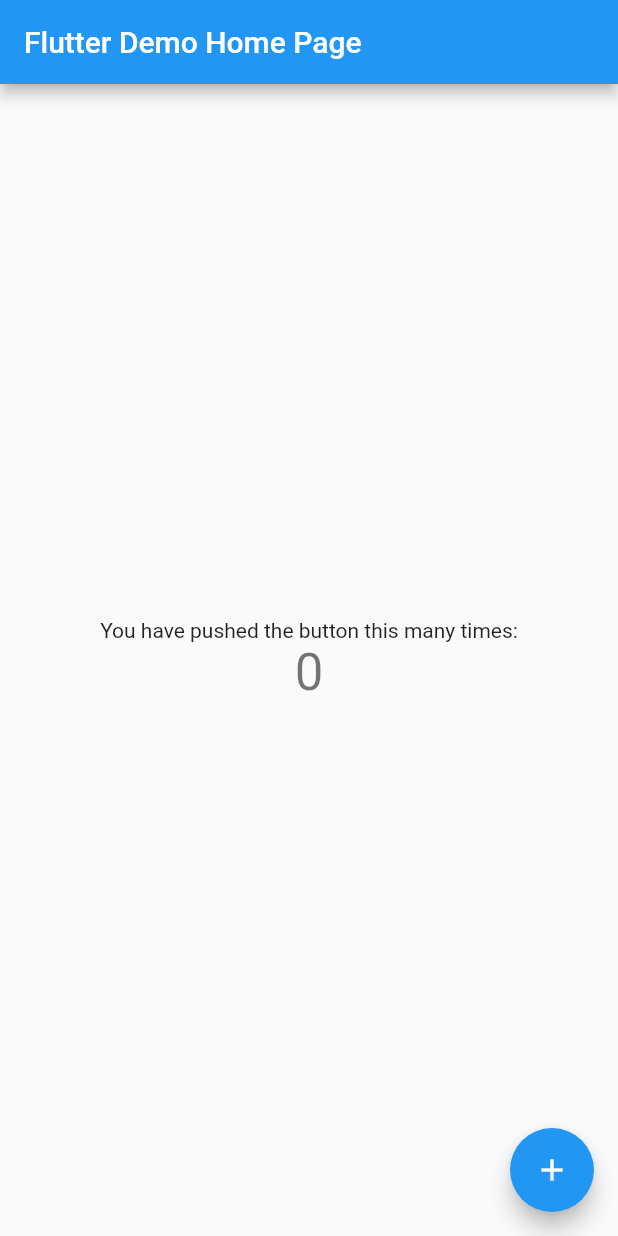
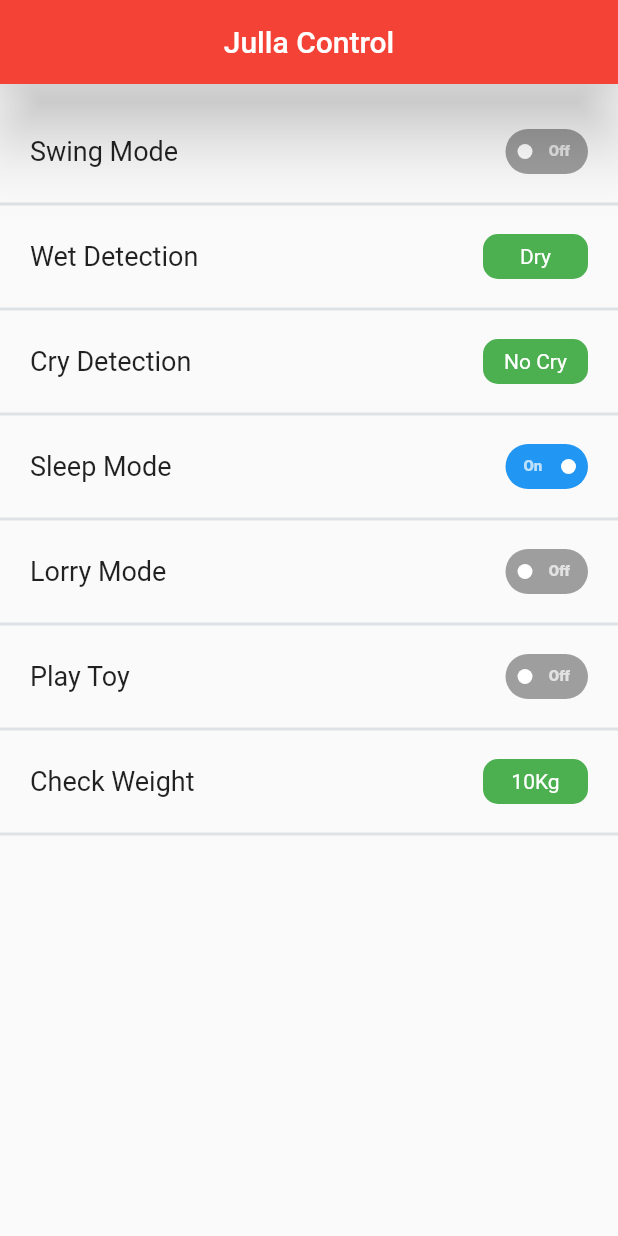
Before and after one commit to patil-gau/julla, a Flutter app: the screen it shows after launch, on a phone screen of 412 x 824 dp. Run offline on Flutter 3.47's test engine with Material 2 defaults, Android fonts, the phone set to English and light mode, and no system bars; drawn by our look-alikes of flutter_switch; our stand-ins replace splashscreen.

Commit message:
ui design completed

```diff
--- a/lib/main.dart
+++ b/lib/main.dart
@@ -1,4 +1,5 @@
 import 'package:flutter/material.dart';
+import 'package:julla/ui/SplashScreen.dart';
 
 void main() {
   runApp(const MyApp());
@@ -7,109 +8,11 @@
 class MyApp extends StatelessWidget {
   const MyApp({Key? key}) : super(key: key);
 
-  // This widget is the root of your application.
   @override
   Widget build(BuildContext context) {
     return MaterialApp(
-      title: 'Flutter Demo',
-      theme: ThemeData(
-        // This is the theme of your application.
-        //
-        // Try running your application with "flutter run". You'll see the
-        // application has a blue toolbar. Then, without quitting the app, try
-        // changing the primarySwatch below to Colors.green and then invoke
-        // "hot reload" (press "r" in the console where you ran "flutter run",
-        // or simply save your changes to "hot reload" in a Flutter IDE).
-        // Notice that the counter didn't reset back to zero; the application
-        // is not restarted.
-        primarySwatch: Colors.blue,
-      ),
-      home: const MyHomePage(title: 'Flutter Demo Home Page'),
+      title: "Julla",
+      home: SplashScreenPage(),
     );
   }
 }
-
-class MyHomePage extends StatefulWidget {
-  const MyHomePage({Key? key, required this.title}) : super(key: key);
-
-  // This widget is the home page of your application. It is stateful, meaning
-  // that it has a State object (defined below) that contains fields that affect
-  // how it looks.
-
-  // This class is the configuration for the state. It holds the values (in this
-  // case the title) provided by the parent (in this case the App widget) and
-  // used by the build method of the State. Fields in a Widget subclass are
-  // always marked "final".
-
-  final String title;
-
-  @override
-  State<MyHomePage> createState() => _MyHomePageState();
-}
-
-class _MyHomePageState extends State<MyHomePage> {
-  int _counter = 0;
-
-  void _incrementCounter() {
-    setState(() {
-      // This call to setState tells the Flutter framework that something has
-      // changed in this State, which causes it to rerun the build method below
-      // so that the display can reflect the updated values. If we changed
-      // _counter without calling setState(), then the build method would not be
-      // called again, and so nothing would appear to happen.
-      _counter++;
-    });
-  }
-
-  @override
-  Widget build(BuildContext context) {
-    // This method is rerun every time setState is called, for instance as done
-    // by the _incrementCounter method above.
-    //
-    // The Flutter framework has been optimized to make rerunning build methods
-    // fast, so that you can just rebuild anything that needs updating rather
-    // than having to individually change instances of widgets.
-    return Scaffold(
-      appBar: AppBar(
-        // Here we take the value from the MyHomePage object that was created by
-        // the App.build method, and use it to set our appbar title.
-        title: Text(widget.title),
-      ),
-      body: Center(
-        // Center is a layout widget. It takes a single child and positions it
-        // in the middle of the parent.
-        child: Column(
-          // Column is also a layout widget. It takes a list of children and
-          // arranges them vertically. By default, it sizes itself to fit its
-          // children horizontally, and tries to be as tall as its parent.
-          //
-          // Invoke "debug painting" (press "p" in the console, choose the
-          // "Toggle Debug Paint" action from the Flutter Inspector in Android
-          // Studio, or the "Toggle Debug Paint" command in Visual Studio Code)
-          // to see the wireframe for each widget.
-          //
-          // Column has various properties to control how it sizes itself and
-          // how it positions its children. Here we use mainAxisAlignment to
-          // center the children vertically; the main axis here is the vertical
-          // axis because Columns are vertical (the cross axis would be
-          // horizontal).
-          mainAxisAlignment: MainAxisAlignment.center,
-          children: <Widget>[
-            const Text(
-              'You have pushed the button this many times:',
-            ),
-            Text(
-              '$_counter',
-              style: Theme.of(context).textTheme.headline4,
-            ),
-          ],
-        ),
-      ),
-      floatingActionButton: FloatingActionButton(
-        onPressed: _incrementCounter,
-        tooltip: 'Increment',
-        child: const Icon(Icons.add),
-      ), // This trailing comma makes auto-formatting nicer for build methods.
-    );
-  }
-}
--- /dev/null
+++ b/lib/ui/Home.dart
@@ -0,0 +1,268 @@
+import 'package:flutter/material.dart';
+import 'package:flutter_switch/flutter_switch.dart';
+
+class HomePage extends StatefulWidget {
+  const HomePage({Key? key}) : super(key: key);
+
+  @override
+  State<HomePage> createState() => _HomePageState();
+}
+
+class _HomePageState extends State<HomePage> {
+  bool swing = false;
+  bool wet = false;
+  bool sleep = true;
+  bool lorry = false;
+  bool toy = false;
+  @override
+  Widget build(BuildContext context) {
+    return Scaffold(
+      appBar: AppBar(
+        centerTitle: true,
+        elevation: 20,
+        backgroundColor: Colors.red,
+        title: Text('Julla Control'),
+      ),
+      body: Column(
+        mainAxisAlignment: MainAxisAlignment.start,
+        crossAxisAlignment: CrossAxisAlignment.center,
+        children: [
+          const Padding(padding: EdgeInsets.fromLTRB(0, 20, 0, 0)),
+          Row(
+            mainAxisAlignment: MainAxisAlignment.spaceBetween,
+            crossAxisAlignment: CrossAxisAlignment.center,
+            children: [
+              const Padding(
+                  padding: EdgeInsets.fromLTRB(20, 10, 10, 10),
+                  child: Text(
+                    "Swing Mode",
+                    style: TextStyle(fontSize: 18, fontWeight: FontWeight.w400),
+                  )),
+              Padding(
+                padding: EdgeInsets.fromLTRB(10, 10, 20, 10),
+                child: FlutterSwitch(
+                    width: 55.0,
+                    height: 30.0,
+                    valueFontSize: 10.0,
+                    toggleSize: 10.0,
+                    value: swing,
+                    borderRadius: 30.0,
+                    padding: 8.0,
+                    showOnOff: true,
+                    onToggle: (val) {
+                      setState(() {
+                        swing = val;
+                      });
+                    }),
+              ),
+            ],
+          ),
+          const Divider(thickness: 2, height: 20, color: Color(0xffdee2e6)),
+          Row(
+            mainAxisAlignment: MainAxisAlignment.spaceBetween,
+            crossAxisAlignment: CrossAxisAlignment.center,
+            children: [
+              Padding(
+                  padding: EdgeInsets.fromLTRB(20, 10, 10, 10),
+                  child: const Text(
+                    "Wet Detection",
+                    style: TextStyle(fontSize: 18, fontWeight: FontWeight.w400),
+                  )),
+              Padding(
+                padding: EdgeInsets.fromLTRB(10, 10, 20, 10),
+                child: wet
+                    ? Container(
+                        padding: EdgeInsets.all(5),
+                        child: const Center(
+                            child: Text('Wet',
+                                style: TextStyle(color: Colors.white))),
+                        height: 30,
+                        width: 70,
+                        decoration: BoxDecoration(
+                          borderRadius: BorderRadius.circular(10),
+                          color: Colors.red,
+                        ),
+                      )
+                    : Container(
+                        padding: EdgeInsets.all(5),
+                        child: const Center(
+                            child: Text('Dry',
+                                style: TextStyle(color: Colors.white))),
+                        height: 30,
+                        width: 70,
+                        decoration: BoxDecoration(
+                          borderRadius: BorderRadius.circular(10),
+                          color: Colors.green,
+                        ),
+                      ),
+              ),
+            ],
+          ),
+          const Divider(thickness: 2, height: 20, color: Color(0xffdee2e6)),
+          Row(
+            mainAxisAlignment: MainAxisAlignment.spaceBetween,
+            crossAxisAlignment: CrossAxisAlignment.center,
+            children: [
+              Padding(
+                  padding: EdgeInsets.fromLTRB(20, 10, 10, 10),
+                  child: const Text(
+                    "Cry Detection",
+                    style: TextStyle(fontSize: 18, fontWeight: FontWeight.w400),
+                  )),
+              Padding(
+                padding: EdgeInsets.fromLTRB(10, 10, 20, 10),
+                child: wet
+                    ? Container(
+                        padding: EdgeInsets.all(5),
+                        child: const Center(
+                            child: Text('Cry',
+                                style: TextStyle(color: Colors.white))),
+                        height: 30,
+                        width: 70,
+                        decoration: BoxDecoration(
+                          borderRadius: BorderRadius.circular(10),
+                          color: Colors.red,
+                        ),
+                      )
+                    : Container(
+                        padding: EdgeInsets.all(5),
+                        child: const Center(
+                            child: Text('No Cry',
+                                style: TextStyle(color: Colors.white))),
+                        height: 30,
+                        width: 70,
+                        decoration: BoxDecoration(
+                          borderRadius: BorderRadius.circular(10),
+                          color: Colors.green,
+                        ),
+                      ),
+              ),
+            ],
+          ),
+          const Divider(thickness: 2, height: 20, color: Color(0xffdee2e6)),
+          Row(
+            mainAxisAlignment: MainAxisAlignment.spaceBetween,
+            crossAxisAlignment: CrossAxisAlignment.center,
+            children: [
+              Padding(
+                  padding: EdgeInsets.fromLTRB(20, 10, 10, 10),
+                  child: const Text(
+                    "Sleep Mode",
+                    style: TextStyle(fontSize: 18, fontWeight: FontWeight.w400),
+                  )),
+              Padding(
+                padding: EdgeInsets.fromLTRB(10, 10, 20, 10),
+                child: FlutterSwitch(
+                    width: 55.0,
+                    height: 30.0,
+                    valueFontSize: 10.0,
+                    toggleSize: 10.0,
+                    value: sleep,
+                    borderRadius: 30.0,
+                    padding: 8.0,
+                    showOnOff: true,
+                    onToggle: (val) {
+                      setState(() {
+                        sleep = val;
+                      });
+                    }),
+              ),
+            ],
+          ),
+          const Divider(thickness: 2, height: 20, color: Color(0xffdee2e6)),
+          Row(
+            mainAxisAlignment: MainAxisAlignment.spaceBetween,
+            crossAxisAlignment: CrossAxisAlignment.center,
+            children: [
+              Padding(
+                  padding: EdgeInsets.fromLTRB(20, 10, 10, 10),
+                  child: const Text(
+                    "Lorry Mode",
+                    style: TextStyle(fontSize: 18, fontWeight: FontWeight.w400),
+                  )),
+              Padding(
+                padding: EdgeInsets.fromLTRB(10, 10, 20, 10),
+                child: FlutterSwitch(
+                    width: 55.0,
+                    height: 30.0,
+                    valueFontSize: 10.0,
+                    toggleSize: 10.0,
+                    value: lorry,
+                    borderRadius: 30.0,
+                    padding: 8.0,
+                    showOnOff: true,
+                    onToggle: (val) {
+                      setState(() {
+                        lorry = val;
+                      });
+                    }),
+              ),
+            ],
+          ),
+          const Divider(thickness: 2, height: 20, color: Color(0xffdee2e6)),
+          Row(
+            mainAxisAlignment: MainAxisAlignment.spaceBetween,
+            crossAxisAlignment: CrossAxisAlignment.center,
+            children: [
+              Padding(
+                  padding: EdgeInsets.fromLTRB(20, 10, 10, 10),
+                  child: const Text(
+                    "Play Toy",
+                    style: TextStyle(fontSize: 18, fontWeight: FontWeight.w400),
+                  )),
+              Padding(
+                padding: EdgeInsets.fromLTRB(10, 10, 20, 10),
+                child: FlutterSwitch(
+                    width: 55.0,
+                    height: 30.0,
+                    valueFontSize: 10.0,
+                    toggleSize: 10.0,
+                    value: toy,
+                    borderRadius: 30.0,
+                    padding: 8.0,
+                    showOnOff: true,
+                    onToggle: (val) {
+                      setState(() {
+                        toy = val;
+                      });
+                    }),
+              ),
+            ],
+          ),
+          const Divider(thickness: 2, height: 20, color: Color(0xffdee2e6)),
+          Row(
+            mainAxisAlignment: MainAxisAlignment.spaceBetween,
+            crossAxisAlignment: CrossAxisAlignment.center,
+            children: [
+              Padding(
+                  padding: EdgeInsets.fromLTRB(4, 0, 0, 0),
+                  child: MaterialButton(
+                    onPressed: () => {print('pressed')},
+                    child: const Text(
+                      "Check Weight",
+                      style:
+                          TextStyle(fontSize: 18, fontWeight: FontWeight.w400),
+                    ),
+                  )),
+              Padding(
+                  padding: EdgeInsets.fromLTRB(10, 10, 20, 10),
+                  child: Container(
+                    padding: EdgeInsets.all(5),
+                    child: const Center(
+                        child: Text('10' + 'Kg',
+                            style: TextStyle(color: Colors.white))),
+                    height: 30,
+                    width: 70,
+                    decoration: BoxDecoration(
+                      borderRadius: BorderRadius.circular(10),
+                      color: Colors.green,
+                    ),
+                  )),
+            ],
+          ),
+          const Divider(thickness: 2, height: 20, color: Color(0xffdee2e6)),
+        ],
+      ),
+    );
+  }
+}
--- /dev/null
+++ b/lib/ui/SplashScreen.dart
@@ -0,0 +1,31 @@
+import 'package:flutter/material.dart';
+import 'package:julla/ui/Home.dart';
+import 'package:splashscreen/splashscreen.dart';
+
+class SplashScreenPage extends StatefulWidget {
+  @override
+  _SplashScreenPageState createState() => _SplashScreenPageState();
+}
+
+class _SplashScreenPageState extends State<SplashScreenPage> {
+  @override
+  Widget build(BuildContext context) {
+    return Scaffold(
+      body: SplashScreen(
+          seconds: 10,
+          navigateAfterSeconds: const HomePage(),
+          title: const Text(
+            'Julla',
+            style: TextStyle(
+                fontWeight: FontWeight.bold,
+                fontSize: 40.0,
+                color: Colors.white),
+          ),
+          backgroundColor: Colors.red,
+          styleTextUnderTheLoader: const TextStyle(),
+          photoSize: 100.0,
+          onClick: () => print("Flutter Egypt"),
+          loaderColor: Colors.white),
+    );
+  }
+}
--- a/pubspec.yaml
+++ b/pubspec.yaml
@@ -29,6 +29,10 @@
 dependencies:
   flutter:
     sdk: flutter
+  splashscreen:
+  flutter_switch:
+
+
 
 
   # The following adds the Cupertino Icons font to your application.
```
Also changed, not shown: pubspec.lock.
